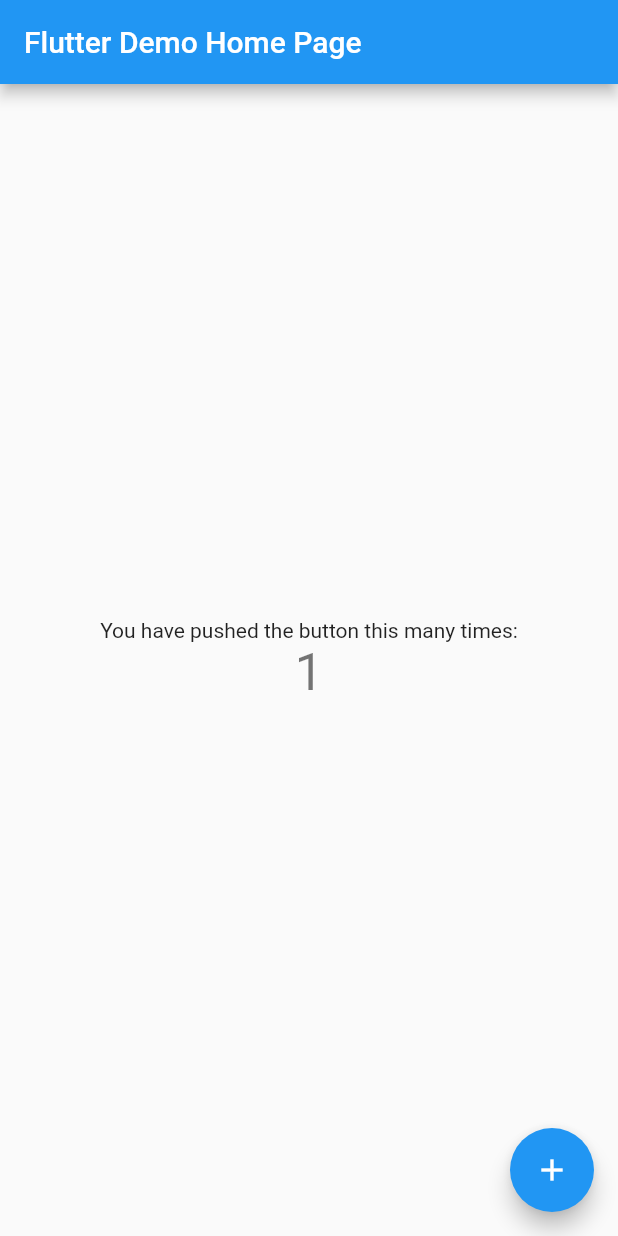
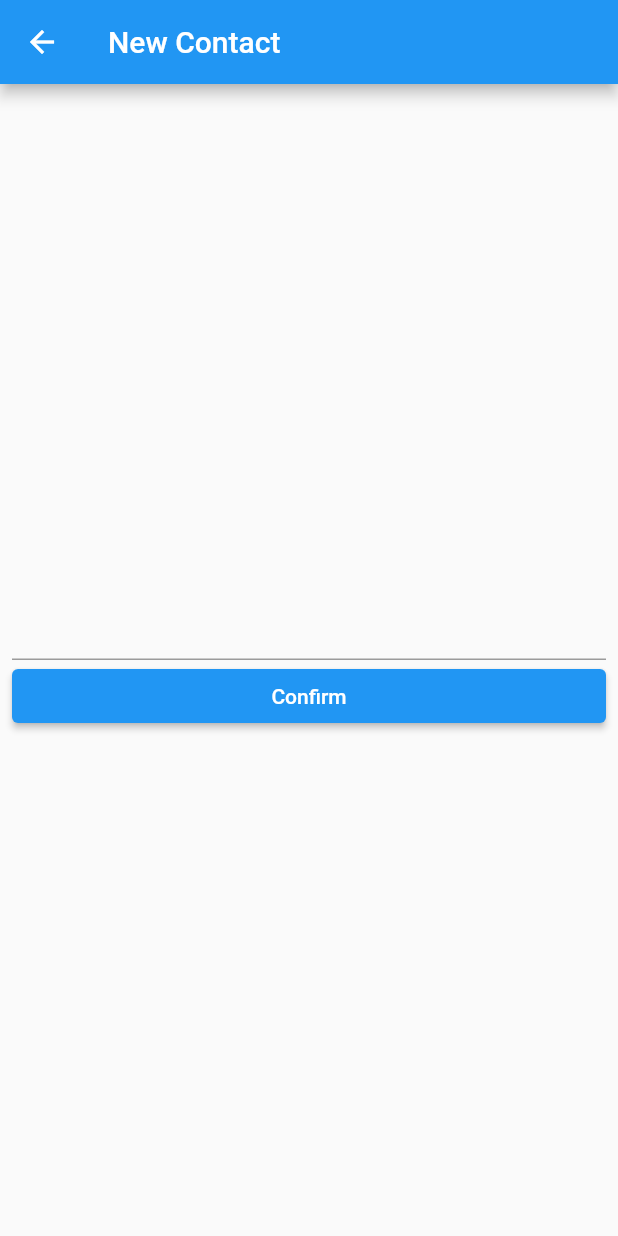
Before and after one commit to RonaldoCMS/-FLUTTER-STATE-MANAGEMENT-AddressBook-, a Flutter app: the screen it shows after launch, after a tap on the "add" icon, on a phone screen of 412 x 824 dp. Run offline on Flutter 3.47's test engine with Material 2 defaults, Android fonts, the phone set to English and light mode, and no system bars.

Commit message:
changeNotifier simple state managment

```diff
--- /dev/null
+++ b/lib/app/app.dart
@@ -0,0 +1,19 @@
+import 'package:addressbook/app/pages/home_page.dart';
+import 'package:addressbook/app/pages/newcontact_page.dart';
+import 'package:flutter/material.dart';
+
+class App extends StatelessWidget {
+  const App({Key? key}) : super(key: key);
+
+  @override
+  Widget build(BuildContext context) {
+    return MaterialApp(
+      title: 'Contacts',
+      theme: ThemeData(
+        primarySwatch: Colors.blue,
+      ),
+      home: const HomePage(title: 'Contacts'),
+      routes: {'/new-contact': (context) => const NewContactPage()},
+    );
+  }
+}
--- /dev/null
+++ b/lib/app/model/contact.dart
@@ -0,0 +1,7 @@
+import 'package:uuid/uuid.dart';
+
+class Contact {
+  final String id;
+  final String name;
+  Contact(this.name) : id = const Uuid().v4();
+}
--- /dev/null
+++ b/lib/app/model/contacts.dart
@@ -0,0 +1,35 @@
+import 'package:addressbook/app/model/contact.dart';
+import 'package:flutter/cupertino.dart';
+
+class Contacts extends ValueNotifier<List<Contact>> {
+  Contacts._shareInstance()
+      : super([
+          Contact("Fabio"),
+          Contact("Daniel"),
+        ]);
+  static final Contacts _share = Contacts._shareInstance();
+  factory Contacts() => _share;
+
+  int get length => value.length;
+
+  Contact? getContact(int atIndex) =>
+      (atIndex > length) ? null : value[atIndex];
+
+  void addContact(Contact contact) {
+    value.add(contact);
+    notifyListeners();
+  }
+
+  void remove(int index) {
+    value.removeAt(index);
+    notifyListeners();
+  }
+
+  void removeByContact(Contact contact) {
+    final contacts = value;
+    if (contacts.contains(contact)) {
+      contacts.remove(contact);
+      notifyListeners();
+    }
+  }
+}
--- /dev/null
+++ b/lib/app/pages/home_page.dart
@@ -0,0 +1,49 @@
+import 'package:addressbook/app/model/contact.dart';
+import 'package:addressbook/app/model/contacts.dart';
+import 'package:flutter/material.dart';
+
+class HomePage extends StatefulWidget {
+  const HomePage({Key? key, required this.title}) : super(key: key);
+  final String title;
+
+  @override
+  State<HomePage> createState() => _HomePageState();
+}
+
+class _HomePageState extends State<HomePage> {
+  Contacts contactBook = Contacts();
+  @override
+  Widget build(BuildContext context) {
+    return Scaffold(
+      appBar: AppBar(
+        title: Text(widget.title),
+      ),
+      body: Center(
+        child: ValueListenableBuilder(
+            valueListenable: Contacts(),
+            builder: (context, List<Contact> value, child) {
+              final contacts = value;
+              return ListView.builder(
+                itemCount: contacts.length,
+                itemBuilder: (context, index) {
+                  Contact contact = contacts[index];
+                  return Dismissible(
+                    key: ValueKey(contact.id),
+                    onDismissed: (DismissDirection dismissDirection) {
+                      contactBook.removeByContact(contact);
+                    },
+                    child: ListTile(
+                      title: Text(contact.name),
+                    ),
+                  );
+                },
+              );
+            }),
+      ),
+      floatingActionButton: FloatingActionButton(
+        onPressed: () => Navigator.pushNamed(context, '/new-contact'),
+        child: const Icon(Icons.add),
+      ),
+    );
+  }
+}
--- /dev/null
+++ b/lib/app/pages/newcontact_page.dart
@@ -0,0 +1,52 @@
+import 'package:addressbook/app/model/contact.dart';
+import 'package:addressbook/app/model/contacts.dart';
+import 'package:flutter/material.dart';
+
+class NewContactPage extends StatefulWidget {
+  const NewContactPage({Key? key}) : super(key: key);
+
+  @override
+  State<NewContactPage> createState() => _NewContactPageState();
+}
+
+class _NewContactPageState extends State<NewContactPage> {
+  late TextEditingController controller;
+
+  @override
+  void initState() {
+    controller = TextEditingController();
+  }
+
+  @override
+  void dispose() {
+    controller.dispose();
+    super.dispose();
+  }
+
+  @override
+  Widget build(BuildContext context) {
+    return Scaffold(
+      appBar: AppBar(
+        title: Text("New Contact"),
+      ),
+      body: Padding(
+        padding: const EdgeInsets.all(8.0),
+        child: Column(
+          crossAxisAlignment: CrossAxisAlignment.stretch,
+          mainAxisAlignment: MainAxisAlignment.center,
+          children: [
+            TextField(controller: controller),
+            ElevatedButton(
+              onPressed: () {
+                Contact contact = Contact(controller.text);
+                Contacts().addContact(contact);
+                Navigator.of(context).pop();
+              },
+              child: const Text("Confirm"),
+            )
+          ],
+        ),
+      ),
+    );
+  }
+}
--- a/lib/main.dart
+++ b/lib/main.dart
@@ -1,115 +1,6 @@
+import 'package:addressbook/app/app.dart';
 import 'package:flutter/material.dart';
 
 void main() {
-  runApp(const MyApp());
+  runApp(const App());
 }
-
-class MyApp extends StatelessWidget {
-  const MyApp({Key? key}) : super(key: key);
-
-  // This widget is the root of your application.
-  @override
-  Widget build(BuildContext context) {
-    return MaterialApp(
-      title: 'Flutter Demo',
-      theme: ThemeData(
-        // This is the theme of your application.
-        //
-        // Try running your application with "flutter run". You'll see the
-        // application has a blue toolbar. Then, without quitting the app, try
-        // changing the primarySwatch below to Colors.green and then invoke
-        // "hot reload" (press "r" in the console where you ran "flutter run",
-        // or simply save your changes to "hot reload" in a Flutter IDE).
-        // Notice that the counter didn't reset back to zero; the application
-        // is not restarted.
-        primarySwatch: Colors.blue,
-      ),
-      home: const MyHomePage(title: 'Flutter Demo Home Page'),
-    );
-  }
-}
-
-class MyHomePage extends StatefulWidget {
-  const MyHomePage({Key? key, required this.title}) : super(key: key);
-
-  // This widget is the home page of your application. It is stateful, meaning
-  // that it has a State object (defined below) that contains fields that affect
-  // how it looks.
-
-  // This class is the configuration for the state. It holds the values (in this
-  // case the title) provided by the parent (in this case the App widget) and
-  // used by the build method of the State. Fields in a Widget subclass are
-  // always marked "final".
-
-  final String title;
-
-  @override
-  State<MyHomePage> createState() => _MyHomePageState();
-}
-
-class _MyHomePageState extends State<MyHomePage> {
-  int _counter = 0;
-
-  void _incrementCounter() {
-    setState(() {
-      // This call to setState tells the Flutter framework that something has
-      // changed in this State, which causes it to rerun the build method below
-      // so that the display can reflect the updated values. If we changed
-      // _counter without calling setState(), then the build method would not be
-      // called again, and so nothing would appear to happen.
-      _counter++;
-    });
-  }
-
-  @override
-  Widget build(BuildContext context) {
-    // This method is rerun every time setState is called, for instance as done
-    // by the _incrementCounter method above.
-    //
-    // The Flutter framework has been optimized to make rerunning build methods
-    // fast, so that you can just rebuild anything that needs updating rather
-    // than having to individually change instances of widgets.
-    return Scaffold(
-      appBar: AppBar(
-        // Here we take the value from the MyHomePage object that was created by
-        // the App.build method, and use it to set our appbar title.
-        title: Text(widget.title),
-      ),
-      body: Center(
-        // Center is a layout widget. It takes a single child and positions it
-        // in the middle of the parent.
-        child: Column(
-          // Column is also a layout widget. It takes a list of children and
-          // arranges them vertically. By default, it sizes itself to fit its
-          // children horizontally, and tries to be as tall as its parent.
-          //
-          // Invoke "debug painting" (press "p" in the console, choose the
-          // "Toggle Debug Paint" action from the Flutter Inspector in Android
-          // Studio, or the "Toggle Debug Paint" command in Visual Studio Code)
-          // to see the wireframe for each widget.
-          //
-          // Column has various properties to control how it sizes itself and
-          // how it positions its children. Here we use mainAxisAlignment to
-          // center the children vertically; the main axis here is the vertical
-          // axis because Columns are vertical (the cross axis would be
-          // horizontal).
-          mainAxisAlignment: MainAxisAlignment.center,
-          children: <Widget>[
-            const Text(
-              'You have pushed the button this many times:',
-            ),
-            Text(
-              '$_counter',
-              style: Theme.of(context).textTheme.headline4,
-            ),
-          ],
-        ),
-      ),
-      floatingActionButton: FloatingActionButton(
-        onPressed: _incrementCounter,
-        tooltip: 'Increment',
-        child: const Icon(Icons.add),
-      ), // This trailing comma makes auto-formatting nicer for build methods.
-    );
-  }
-}
--- a/pubspec.yaml
+++ b/pubspec.yaml
@@ -34,6 +34,7 @@
   # The following adds the Cupertino Icons font to your application.
   # Use with the CupertinoIcons class for iOS style icons.
   cupertino_icons: ^1.0.2
+  uuid: ^3.0.6
 
 dev_dependencies:
   flutter_test:
```
Also changed, not shown: pubspec.lock, 1 other file.
